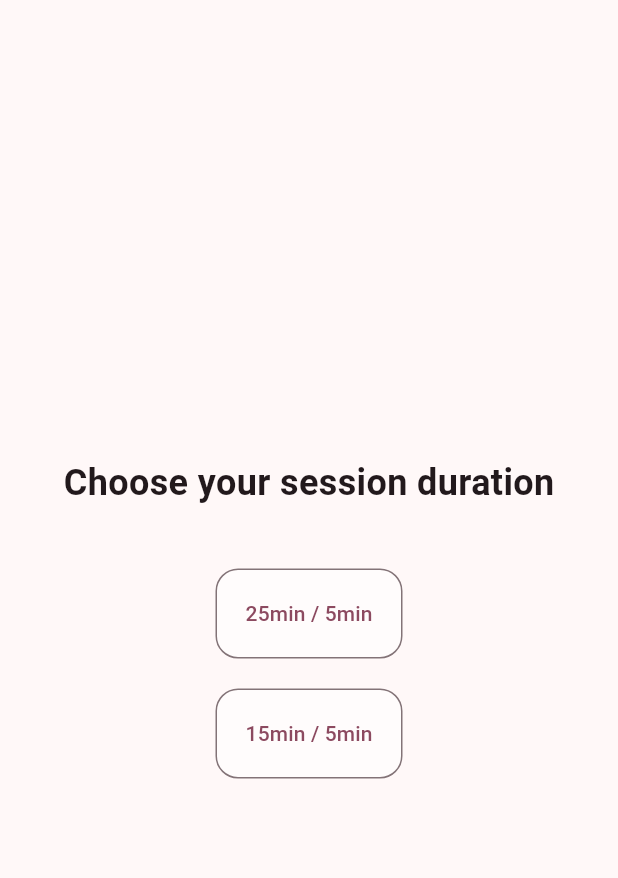
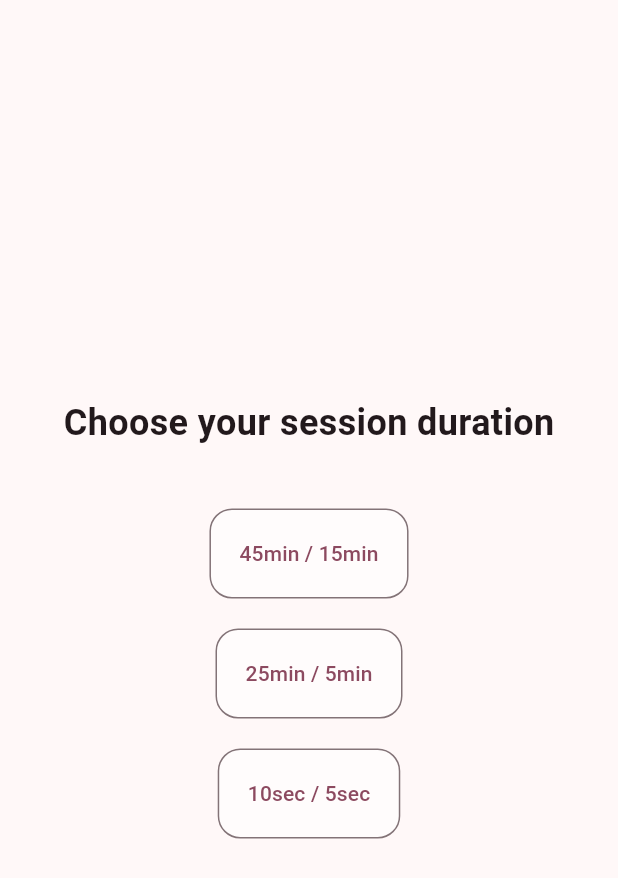
Before and after one commit to matheoleger/matedoro-flutter, a Flutter app: the ChooseSessionTimeModal widget shown alone on an empty page, opened directly, on a phone screen of 412 x 824 dp. Shown: the top 878 px of the screen. Run offline on Flutter 3.47's test engine with Material 3 defaults, Android fonts, the phone set to English and light mode, and no system bars; our stand-ins replace awesome_notifications, dotted_border, flutter_svg, lucide_icons_flutter, sqflite; accounts and stored records are empty.

Commit message:
feat(debug): add new button for session

```diff
--- a/lib/widgets/choose_session_time_modal.dart
+++ b/lib/widgets/choose_session_time_modal.dart
@@ -38,6 +38,24 @@ class ChooseSessionTimeModal extends StatelessWidget {
                           .withOpacity(0.5))),
               onPressed: () =>
                   onChooseCycle(CycleType.LONG),
+              child: Text("45min / 15min")),
+          SizedBox(height: 20),
+          OutlinedButton(
+              style: ButtonStyle(
+                  shape: WidgetStateProperty.all<RoundedRectangleBorder>(
+                      RoundedRectangleBorder(
+                          borderRadius: BorderRadius.all(Radius.circular(15)),
+                          side: BorderSide(
+                              color: const Color.fromARGB(255, 255, 0, 0)
+                                  .withOpacity(1),
+                              width: 10))),
+                  padding:
+                      WidgetStateProperty.all<EdgeInsets>(EdgeInsets.all(20)),
+                  backgroundColor: WidgetStateProperty.all<Color>(
+                      const Color.fromARGB(255, 255, 255, 255)
+                          .withOpacity(0.5))),
+              onPressed: () =>
+                  onChooseCycle(CycleType.SHORT),
               child: Text("25min / 5min")),
           SizedBox(height: 20),
           OutlinedButton(
@@ -55,8 +73,8 @@ class ChooseSessionTimeModal extends StatelessWidget {
                       const Color.fromARGB(255, 255, 255, 255)
                           .withOpacity(0.5))),
               onPressed: () =>
-                  onChooseCycle(CycleType.SHORT),
-              child: Text("15min / 5min")),
+                  onChooseCycle(CycleType.DEBUG),
+              child: Text("10sec / 5sec")),
         ],
       ),
     ));
```
Also changed, not shown: lib/providers/pomodoro.provider.dart (+8 -4 lines).
